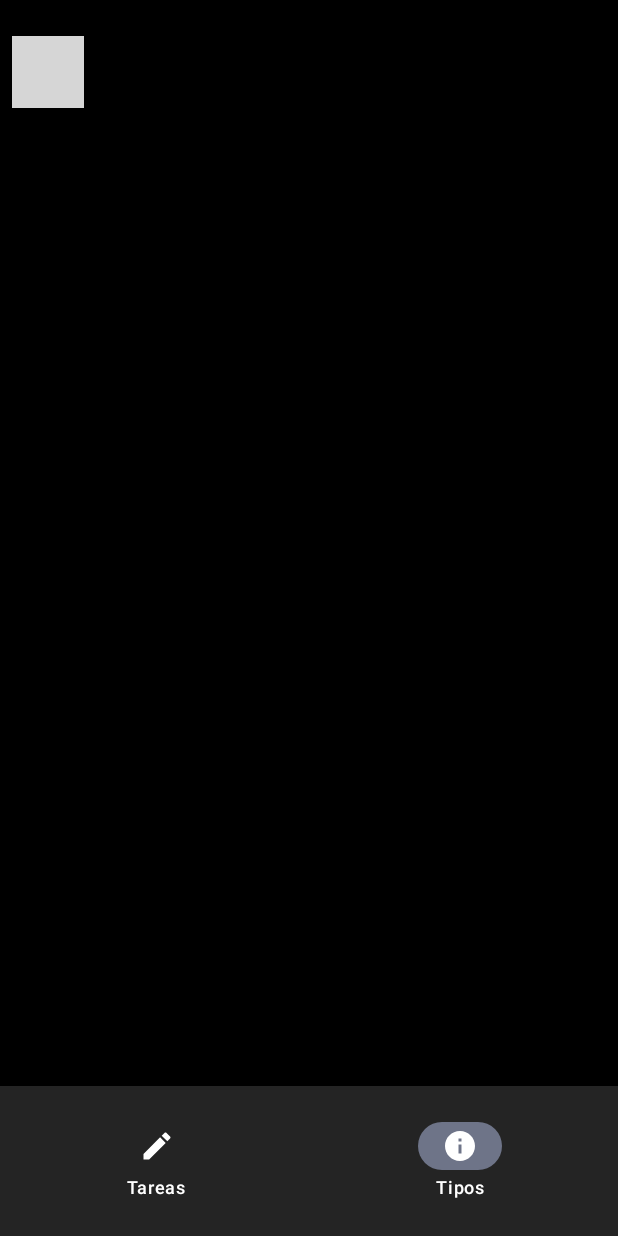
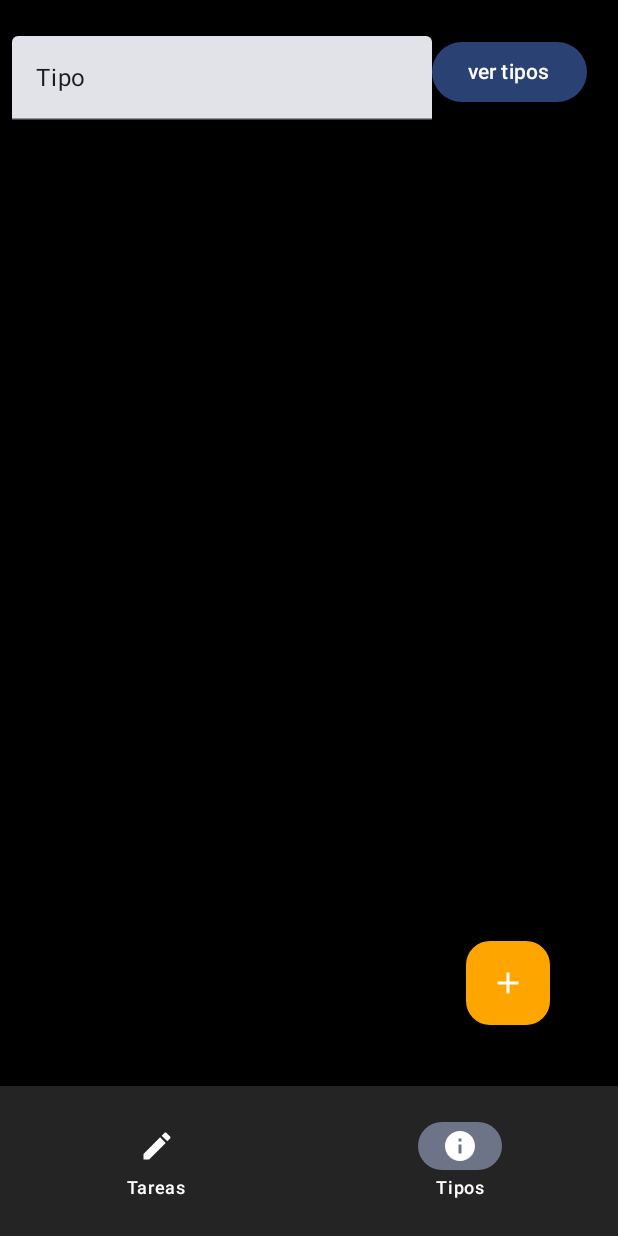
Before and after one commit to SamuelRiveira/Tareas, an Android app built with Jetpack Compose: the tipo_tarea screen opened through its navigation route, on a phone screen of 412 x 824 dp. Run offline under Robolectric (Android 15) with nearby library versions, the phone set to English and light mode, and no system bars; grey boxes are pictures that could not be loaded.

Commit message:
Añadido boton de ver tipos

```diff
--- a/app/src/main/java/dev/samu/tareas/screens/TipoTarea.kt
+++ b/app/src/main/java/dev/samu/tareas/screens/TipoTarea.kt
@@ -3,15 +3,26 @@ package dev.samu.tareas.screens
 import androidx.compose.foundation.background
 import androidx.compose.foundation.layout.Box
 import androidx.compose.foundation.layout.Column
+import androidx.compose.foundation.layout.Row
 import androidx.compose.foundation.layout.fillMaxSize
 import androidx.compose.foundation.layout.height
 import androidx.compose.foundation.layout.padding
+import androidx.compose.foundation.lazy.LazyColumn
 import androidx.compose.material.icons.Icons
+import androidx.compose.material.icons.filled.Add
 import androidx.compose.material.icons.filled.Edit
 import androidx.compose.material.icons.filled.Info
+import androidx.compose.material.icons.outlined.Check
+import androidx.compose.material.icons.outlined.Favorite
+import androidx.compose.material.icons.outlined.Home
 import androidx.compose.material3.BottomAppBar
+import androidx.compose.material3.Button
+import androidx.compose.material3.DropdownMenu
+import androidx.compose.material3.DropdownMenuItem
 import androidx.compose.material3.ExperimentalMaterial3Api
+import androidx.compose.material3.FloatingActionButton
 import androidx.compose.material3.Icon
+import androidx.compose.material3.MaterialTheme
 import androidx.compose.material3.NavigationBarItem
 import androidx.compose.material3.Text
 import androidx.compose.material3.TextField
@@ -30,14 +41,20 @@ import androidx.compose.ui.unit.dp
 import androidx.compose.ui.unit.sp
 import androidx.navigation.NavHostController
 import androidx.navigation.compose.currentBackStackEntryAsState
+import dev.samu.tareas.data.Task
+import dev.samu.tareas.data.TypeTask
 import dev.samu.tareas.navigation.AppScreens
 import dev.samu.tareas.viewmodel.TypeTaskViewModel
+import java.lang.reflect.Type
+import kotlin.math.exp
 
 @OptIn(ExperimentalMaterial3Api::class)
 @Composable
 fun TipoTarea(navController: NavHostController, typeTaskViewModel: TypeTaskViewModel) {
-    val selectedTask = typeTaskViewModel.typeTaskList
-    var textoTitulo by remember { mutableStateOf(typeTaskViewModel.typeTaskList.title ?: "") }
+
+    val currentRoute = navController.currentBackStackEntryAsState().value?.destination?.route
+    var textoTitulo by remember { mutableStateOf("Tipo") }
+    var expanded by remember { mutableStateOf(false) }
 
     Box(
         modifier = Modifier
@@ -51,25 +68,50 @@ fun TipoTarea(navController: NavHostController, typeTaskViewModel: TypeTaskViewM
                 .padding(top = 16.dp)
         ) {
             Column {
-                TextField(
-                    value = textoTitulo,
-                    onValueChange = { textoTitulo = it },
-                    textStyle = TextStyle(
-                        fontSize = 30.sp,
-                        color = Color.White,
-                        fontWeight = FontWeight.Bold
-                    ),
-                    colors = TextFieldDefaults.textFieldColors(
-                        containerColor = Color.Black,
-                        focusedIndicatorColor = Color.Transparent,
-                        unfocusedIndicatorColor = Color.Transparent
-                    ),
-                )
+                Row {
+                    TextField(
+                        value = textoTitulo,
+                        onValueChange = { textoTitulo = it }
+                    )
+                    Button(
+                        onClick = {
+                            expanded = true
+                        }
+                    ) {
+                        Text(text = "ver tipos")
+                    }
+                }
+                DropdownMenu(
+                    expanded = expanded,
+                    onDismissRequest = { expanded = false }
+                ){
+                    typeTaskViewModel.typeTaskList.forEach { tipo ->
+                        DropdownMenuItem(
+                            text = {
+                                Text(text = "${tipo.name}")
+                            },
+                            onClick = {
+                                expanded = false
+                            }
+                        )
+                    }
+                }
             }
         }
 
-        val currentRoute =
-            navController.currentBackStackEntryAsState().value?.destination?.route
+        FloatingActionButton(
+            onClick = {
+                typeTaskViewModel.addTypeTask(TypeTask(name = textoTitulo))
+            },
+            containerColor = Color(0xffFFA500),
+            contentColor = Color.White,
+            modifier = Modifier
+                .align(Alignment.BottomEnd)
+                .padding(45.dp)
+                .padding(bottom = 95.dp)
+        ) {
+            Icon(Icons.Filled.Add, contentDescription = "Crear")
+        }
 
         BottomAppBar(
             modifier = Modifier
```
